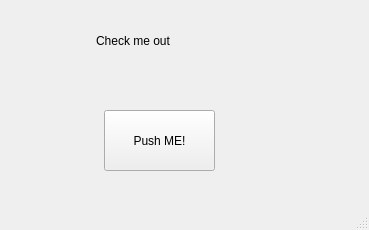
First picture: the form in gui/cyokine_array.ui, repository bnel1201/python_plotting_tutorial, before the edit.
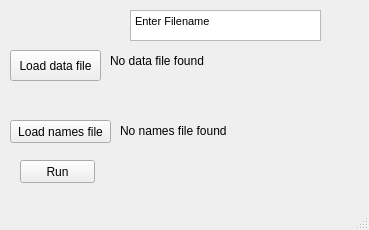
Second picture: the form after the edit.

The edit to the form file:
```diff
--- a/gui/cyokine_array.ui
+++ b/gui/cyokine_array.ui
@@ -17,27 +17,83 @@
    <widget class="QPushButton" name="button1">
     <property name="geometry">
      <rect>
-      <x>104</x>
-      <y>110</y>
-      <width>111</width>
-      <height>61</height>
-     </rect>
-    </property>
-    <property name="text">
-     <string>Push ME!</string>
-    </property>
-   </widget>
-   <widget class="QLabel" name="label1">
-    <property name="geometry">
-     <rect>
-      <x>96</x>
-      <y>20</y>
+      <x>10</x>
+      <y>50</y>
       <width>91</width>
+      <height>31</height>
+     </rect>
+    </property>
+    <property name="text">
+     <string>Load data file</string>
+    </property>
+   </widget>
+   <widget class="QLabel" name="datalabel">
+    <property name="geometry">
+     <rect>
+      <x>110</x>
+      <y>40</y>
+      <width>121</width>
       <height>41</height>
      </rect>
     </property>
     <property name="text">
-     <string>Check me out</string>
+     <string>No data file found</string>
+    </property>
+   </widget>
+   <widget class="QPushButton" name="namesbutton">
+    <property name="geometry">
+     <rect>
+      <x>10</x>
+      <y>120</y>
+      <width>101</width>
+      <height>23</height>
+     </rect>
+    </property>
+    <property name="text">
+     <string>Load names file</string>
+    </property>
+   </widget>
+   <widget class="QLabel" name="nameslabel">
+    <property name="geometry">
+     <rect>
+      <x>120</x>
+      <y>120</y>
+      <width>121</width>
+      <height>21</height>
+     </rect>
+    </property>
+    <property name="text">
+     <string>No names file found</string>
+    </property>
+   </widget>
+   <widget class="QPushButton" name="runbutton">
+    <property name="geometry">
+     <rect>
+      <x>20</x>
+      <y>160</y>
+      <width>75</width>
+      <height>23</height>
+     </rect>
+    </property>
+    <property name="text">
+     <string>Run</string>
+    </property>
+   </widget>
+   <widget class="QTextEdit" name="textEdit">
+    <property name="geometry">
+     <rect>
+      <x>130</x>
+      <y>10</y>
+      <width>191</width>
+      <height>31</height>
+     </rect>
+    </property>
+    <property name="html">
+     <string>&lt;!DOCTYPE HTML PUBLIC &quot;-//W3C//DTD HTML 4.0//EN&quot; &quot;http://www.w3.org/TR/REC-html40/strict.dtd&quot;&gt;
+&lt;html&gt;&lt;head&gt;&lt;meta name=&quot;qrichtext&quot; content=&quot;1&quot; /&gt;&lt;style type=&quot;text/css&quot;&gt;
+p, li { white-space: pre-wrap; }
+&lt;/style&gt;&lt;/head&gt;&lt;body style=&quot; font-family:'MS Shell Dlg 2'; font-size:8pt; font-weight:400; font-style:normal;&quot;&gt;
+&lt;p style=&quot; margin-top:0px; margin-bottom:0px; margin-left:0px; margin-right:0px; -qt-block-indent:0; text-indent:0px;&quot;&gt;Enter Filename&lt;/p&gt;&lt;/body&gt;&lt;/html&gt;</string>
     </property>
    </widget>
   </widget>
```
Left out of the diff: 2 changed lines with no effect on the pictures.
